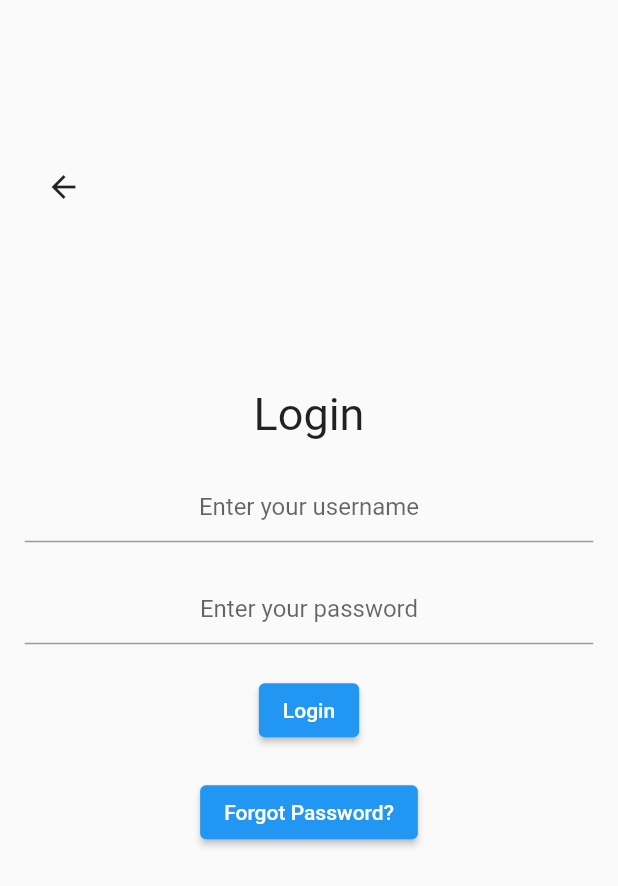
After one commit to YashVG/revember, a Flutter app: the LoginScreen screen opened by its route, after a tap on "Login", on a phone screen of 412 x 824 dp. The commit adds this screen. Shown: the top 886 px of the screen. Run offline on Flutter 3.47's test engine with Material 2 defaults, Android fonts, the phone set to English and light mode, and no system bars; our stand-ins replace cloud_firestore, firebase_auth, firebase_core; accounts and stored records are empty.

Commit message:
finished login and intial noSQL setup

```diff
--- /dev/null
+++ b/revember_app/lib/components/back_button.dart
@@ -0,0 +1,22 @@
+import 'package:flutter/material.dart';
+
+//refactoring for back button in sign up and login screens
+
+class GoBackButton extends StatelessWidget {
+  const GoBackButton({Key? key}) : super(key: key);
+
+  @override
+  Widget build(BuildContext context) {
+    Size size = MediaQuery.of(context).size;
+    return Padding(
+      padding:
+          EdgeInsets.only(bottom: size.height * 0.8, right: size.width * 0.8),
+      child: IconButton(
+        icon: const Icon(Icons.arrow_back),
+        onPressed: () {
+          Navigator.pop(context);
+        },
+      ),
+    );
+  }
+}
--- /dev/null
+++ b/revember_app/lib/constants.dart
@@ -0,0 +1,5 @@
+import 'package:firebase_auth/firebase_auth.dart';
+import 'package:cloud_firestore/cloud_firestore.dart';
+
+final auth = FirebaseAuth.instance;
+FirebaseFirestore firestore = FirebaseFirestore.instance;
--- a/revember_app/lib/main.dart
+++ b/revember_app/lib/main.dart
@@ -24,6 +24,7 @@ class Revember extends StatelessWidget {
   @override
   Widget build(BuildContext context) {
     return MaterialApp(
+      useInheritedMediaQuery: false,
       debugShowCheckedModeBanner: false,
       initialRoute: WelcomeScreen.id,
       routes: {
--- a/revember_app/lib/screens/login_screen.dart
+++ b/revember_app/lib/screens/login_screen.dart
@@ -3,6 +3,8 @@
 import 'package:flutter/material.dart';
 import 'home_page.dart';
 import 'login_recovery.dart';
+import 'package:revember_app/components/back_button.dart';
+import 'package:revember_app/services/user_login.dart';
 
 class LoginScreen extends StatefulWidget {
   static const String id = 'login_screen';
@@ -23,16 +25,7 @@ class _LoginScreenState extends State<LoginScreen> {
     //size is a variable that holds the size of the screen
 
     return Scaffold(
-      floatingActionButton: Padding(
-        padding:
-            EdgeInsets.only(bottom: size.height * 0.8, right: size.width * 0.8),
-        child: IconButton(
-          icon: Icon(Icons.arrow_back),
-          onPressed: () {
-            Navigator.pop(context);
-          },
-        ),
-      ),
+      floatingActionButton: GoBackButton(),
       body: Padding(
         padding: EdgeInsets.symmetric(horizontal: size.height * 0.02),
         child: Center(
@@ -61,7 +54,9 @@ class _LoginScreenState extends State<LoginScreen> {
               ),
               TextField(
                 textAlign: TextAlign.center,
-                onChanged: ((value) => password = value),
+                onChanged: (value) {
+                  password = value;
+                },
                 decoration: InputDecoration(
                   hintText: 'Enter your password',
                 ),
@@ -71,8 +66,13 @@ class _LoginScreenState extends State<LoginScreen> {
               ),
               ElevatedButton(
                 child: Text('Login'),
-                onPressed: () {
-                  Navigator.pushNamed(context, HomePage.id);
+                onPressed: () async {
+                  if (await checkPassword(username, password) == true) {
+                    print("Yes it works");
+                    Navigator.pushNamed(context, HomePage.id);
+                  } else {
+                    Navigator.pushNamed(context, LoginRecoveryScreen.id);
+                  }
                 },
               ),
               SizedBox(
```
Also changed, not shown: revember_app/lib/screens/signup_screen.dart (+24 -9 lines), revember_app/lib/screens/signup_screen2.dart (+33 -12 lines), revember_app/lib/services/user_creation.dart (+12 -9 lines), 4 other files.
